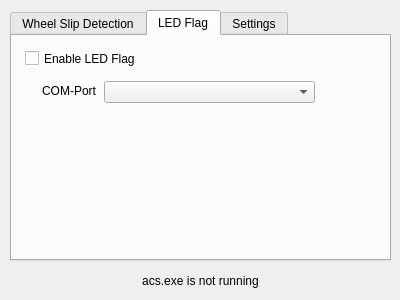
Above: mainwindow.ui from Lumlumski/PedalVibration before the change. Below: the same form after it.
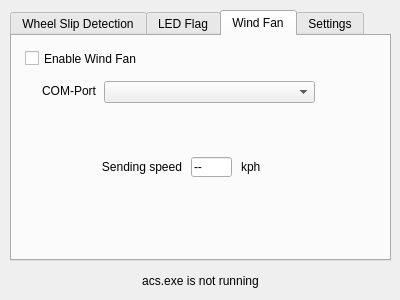
That is the form after the change.

Commit message: Added wind fan functionality

The edit to the form file:
```diff
--- a/mainwindow.ui
+++ b/mainwindow.ui
@@ -30,7 +30,7 @@
      </rect>
     </property>
     <property name="currentIndex">
-     <number>1</number>
+     <number>2</number>
     </property>
     <widget class="QWidget" name="tab_wheelSlip">
      <attribute name="title">
@@ -264,6 +264,92 @@
       </property>
      </widget>
     </widget>
+    <widget class="QWidget" name="tab">
+     <attribute name="title">
+      <string>Wind Fan</string>
+     </attribute>
+     <widget class="QCheckBox" name="enableWindFanCheckBox">
+      <property name="geometry">
+       <rect>
+        <x>13</x>
+        <y>14</y>
+        <width>351</width>
+        <height>17</height>
+       </rect>
+      </property>
+      <property name="text">
+       <string>Enable Wind Fan</string>
+      </property>
+     </widget>
+     <widget class="QLabel" name="windFanPortLabel">
+      <property name="geometry">
+       <rect>
+        <x>23</x>
+        <y>45</y>
+        <width>61</width>
+        <height>20</height>
+       </rect>
+      </property>
+      <property name="text">
+       <string>COM-Port</string>
+      </property>
+      <property name="alignment">
+       <set>Qt::AlignRight|Qt::AlignTrailing|Qt::AlignVCenter</set>
+      </property>
+     </widget>
+     <widget class="QComboBox" name="windFanPortComboBox">
+      <property name="geometry">
+       <rect>
+        <x>92</x>
+        <y>45</y>
+        <width>211</width>
+        <height>22</height>
+       </rect>
+      </property>
+     </widget>
+     <widget class="QLabel" name="sendingSpeedLabel">
+      <property name="geometry">
+       <rect>
+        <x>89</x>
+        <y>121</y>
+        <width>81</width>
+        <height>20</height>
+       </rect>
+      </property>
+      <property name="text">
+       <string>Sending speed</string>
+      </property>
+      <property name="alignment">
+       <set>Qt::AlignRight|Qt::AlignTrailing|Qt::AlignVCenter</set>
+      </property>
+     </widget>
+     <widget class="QLineEdit" name="speedLineEdit">
+      <property name="geometry">
+       <rect>
+        <x>179</x>
+        <y>121</y>
+        <width>41</width>
+        <height>20</height>
+       </rect>
+      </property>
+      <property name="text">
+       <string>--</string>
+      </property>
+     </widget>
+     <widget class="QLabel" name="kphLabel">
+      <property name="geometry">
+       <rect>
+        <x>229</x>
+        <y>121</y>
+        <width>47</width>
+        <height>20</height>
+       </rect>
+      </property>
+      <property name="text">
+       <string>kph</string>
+      </property>
+     </widget>
+    </widget>
     <widget class="QWidget" name="tab_settings">
      <attribute name="title">
       <string>Settings</string>
```
The commit also changes 8 other files.
